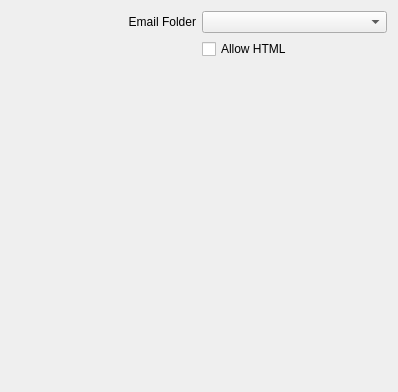
Above: lionmailConfig.ui from KDE/plasma-lionmail before the change. Below: the same form after it.
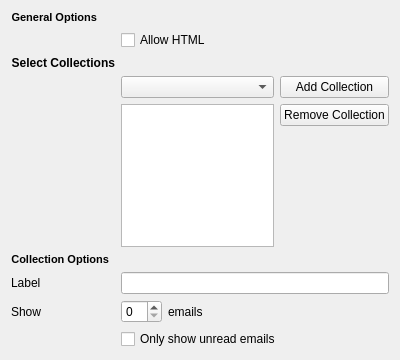
That is the form after the change. Custom widgets are drawn as their Qt base class.

Commit message: UI bits of the collections editor, not wired completely yet

Patch:
```diff
--- a/lionmailConfig.ui
+++ b/lionmailConfig.ui
@@ -6,50 +6,188 @@
    <rect>
     <x>0</x>
     <y>0</y>
-    <width>398</width>
-    <height>392</height>
+    <width>400</width>
+    <height>360</height>
    </rect>
   </property>
-  <layout class="QGridLayout">
+  <property name="minimumSize">
+   <size>
+    <width>400</width>
+    <height>360</height>
+   </size>
+  </property>
+  <layout class="QFormLayout" name="formLayout">
    <item row="0" column="0">
-    <layout class="QGridLayout" name="gridLayout">
-     <item row="0" column="1">
-      <widget class="QComboBox" name="collectionCombo"/>
+    <widget class="QLabel" name="generallabel">
+     <property name="text">
+      <string>&lt;!DOCTYPE HTML PUBLIC &quot;-//W3C//DTD HTML 4.0//EN&quot; &quot;http://www.w3.org/TR/REC-html40/strict.dtd&quot;&gt;
+&lt;html&gt;&lt;head&gt;&lt;meta name=&quot;qrichtext&quot; content=&quot;1&quot; /&gt;&lt;style type=&quot;text/css&quot;&gt;
+p, li { white-space: pre-wrap; }
+&lt;/style&gt;&lt;/head&gt;&lt;body style=&quot; font-family:'Sans Serif'; font-size:8pt; font-weight:400; font-style:normal;&quot;&gt;
+&lt;p style=&quot; margin-top:0px; margin-bottom:0px; margin-left:0px; margin-right:0px; -qt-block-indent:0; text-indent:0px;&quot;&gt;&lt;span style=&quot; font-weight:600;&quot;&gt;General Options&lt;/span&gt;&lt;/p&gt;&lt;/body&gt;&lt;/html&gt;</string>
+     </property>
+     <property name="alignment">
+      <set>Qt::AlignRight|Qt::AlignTrailing|Qt::AlignVCenter</set>
+     </property>
+    </widget>
+   </item>
+   <item row="1" column="1">
+    <widget class="QCheckBox" name="allowHtml">
+     <property name="text">
+      <string>Allow HTML</string>
+     </property>
+    </widget>
+   </item>
+   <item row="2" column="0">
+    <widget class="QLabel" name="selectcollectionslabel">
+     <property name="text">
+      <string>&lt;b&gt;Select Collections&lt;/b&gt;</string>
+     </property>
+     <property name="alignment">
+      <set>Qt::AlignRight|Qt::AlignTrailing|Qt::AlignVCenter</set>
+     </property>
+    </widget>
+   </item>
+   <item row="3" column="1">
+    <layout class="QGridLayout" name="gridLayout_2">
+     <item row="1" column="0">
+      <widget class="KListWidget" name="collectionList">
+       <property name="minimumSize">
+        <size>
+         <width>140</width>
+         <height>0</height>
+        </size>
+       </property>
+      </widget>
      </item>
      <item row="0" column="0">
-      <widget class="QLabel" name="label">
+      <widget class="QComboBox" name="collectionCombo"/>
+     </item>
+     <item row="1" column="1">
+      <layout class="QVBoxLayout" name="verticalLayout">
+       <item>
+        <widget class="KPushButton" name="removeCollection">
+         <property name="text">
+          <string>Remove Collection</string>
+         </property>
+        </widget>
+       </item>
+       <item>
+        <spacer name="verticalSpacer_2">
+         <property name="orientation">
+          <enum>Qt::Vertical</enum>
+         </property>
+         <property name="sizeHint" stdset="0">
+          <size>
+           <width>85</width>
+           <height>258</height>
+          </size>
+         </property>
+        </spacer>
+       </item>
+      </layout>
+     </item>
+     <item row="0" column="1">
+      <widget class="KPushButton" name="addCollection">
        <property name="text">
-        <string>Email Folder</string>
+        <string>Add Collection</string>
        </property>
-       <property name="alignment">
-        <set>Qt::AlignRight|Qt::AlignTrailing|Qt::AlignVCenter</set>
+      </widget>
+     </item>
+    </layout>
+   </item>
+   <item row="4" column="0">
+    <widget class="QLabel" name="collectionoptionslabel">
+     <property name="text">
+      <string>&lt;!DOCTYPE HTML PUBLIC &quot;-//W3C//DTD HTML 4.0//EN&quot; &quot;http://www.w3.org/TR/REC-html40/strict.dtd&quot;&gt;
+&lt;html&gt;&lt;head&gt;&lt;meta name=&quot;qrichtext&quot; content=&quot;1&quot; /&gt;&lt;style type=&quot;text/css&quot;&gt;
+p, li { white-space: pre-wrap; }
+&lt;/style&gt;&lt;/head&gt;&lt;body style=&quot; font-family:'Sans Serif'; font-size:8pt; font-weight:400; font-style:normal;&quot;&gt;
+&lt;p style=&quot; margin-top:0px; margin-bottom:0px; margin-left:0px; margin-right:0px; -qt-block-indent:0; text-indent:0px;&quot;&gt;&lt;span style=&quot; font-weight:600;&quot;&gt;Collection Options&lt;/span&gt;&lt;/p&gt;&lt;/body&gt;&lt;/html&gt;</string>
+     </property>
+     <property name="alignment">
+      <set>Qt::AlignRight|Qt::AlignTrailing|Qt::AlignVCenter</set>
+     </property>
+    </widget>
+   </item>
+   <item row="6" column="1">
+    <layout class="QHBoxLayout" name="horizontalLayout">
+     <item>
+      <widget class="KIntSpinBox" name="kintspinbox"/>
+     </item>
+     <item>
+      <widget class="QLabel" name="label_5">
+       <property name="text">
+        <string>emails</string>
        </property>
       </widget>
      </item>
-     <item row="2" column="0">
-      <spacer name="verticalSpacer">
+     <item>
+      <spacer name="horizontalSpacer_2">
        <property name="orientation">
-        <enum>Qt::Vertical</enum>
+        <enum>Qt::Horizontal</enum>
        </property>
        <property name="sizeHint" stdset="0">
         <size>
-         <width>20</width>
-         <height>40</height>
+         <width>40</width>
+         <height>20</height>
         </size>
        </property>
       </spacer>
      </item>
-     <item row="1" column="1">
-      <widget class="QCheckBox" name="allowHtml">
-       <property name="text">
-        <string>Allow HTML</string>
-       </property>
-      </widget>
-     </item>
     </layout>
    </item>
+   <item row="8" column="1">
+    <widget class="QCheckBox" name="showUnread">
+     <property name="text">
+      <string>Only show unread emails</string>
+     </property>
+    </widget>
+   </item>
+   <item row="6" column="0">
+    <widget class="QLabel" name="showlabel">
+     <property name="text">
+      <string>Show</string>
+     </property>
+     <property name="alignment">
+      <set>Qt::AlignRight|Qt::AlignTrailing|Qt::AlignVCenter</set>
+     </property>
+    </widget>
+   </item>
+   <item row="5" column="1">
+    <widget class="KLineEdit" name="labelEdit"/>
+   </item>
+   <item row="5" column="0">
+    <widget class="QLabel" name="labellabel">
+     <property name="text">
+      <string>Label</string>
+     </property>
+    </widget>
+   </item>
   </layout>
  </widget>
+ <customwidgets>
+  <customwidget>
+   <class>KIntSpinBox</class>
+   <extends>QSpinBox</extends>
+   <header>knuminput.h</header>
+  </customwidget>
+  <customwidget>
+   <class>KLineEdit</class>
+   <extends>QLineEdit</extends>
+   <header>klineedit.h</header>
+  </customwidget>
+  <customwidget>
+   <class>KListWidget</class>
+   <extends>QListWidget</extends>
+   <header>klistwidget.h</header>
+  </customwidget>
+  <customwidget>
+   <class>KPushButton</class>
+   <extends>QPushButton</extends>
+   <header>kpushbutton.h</header>
+  </customwidget>
+ </customwidgets>
  <resources/>
  <connections/>
 </ui>
```
The commit also changes 3 other files.
